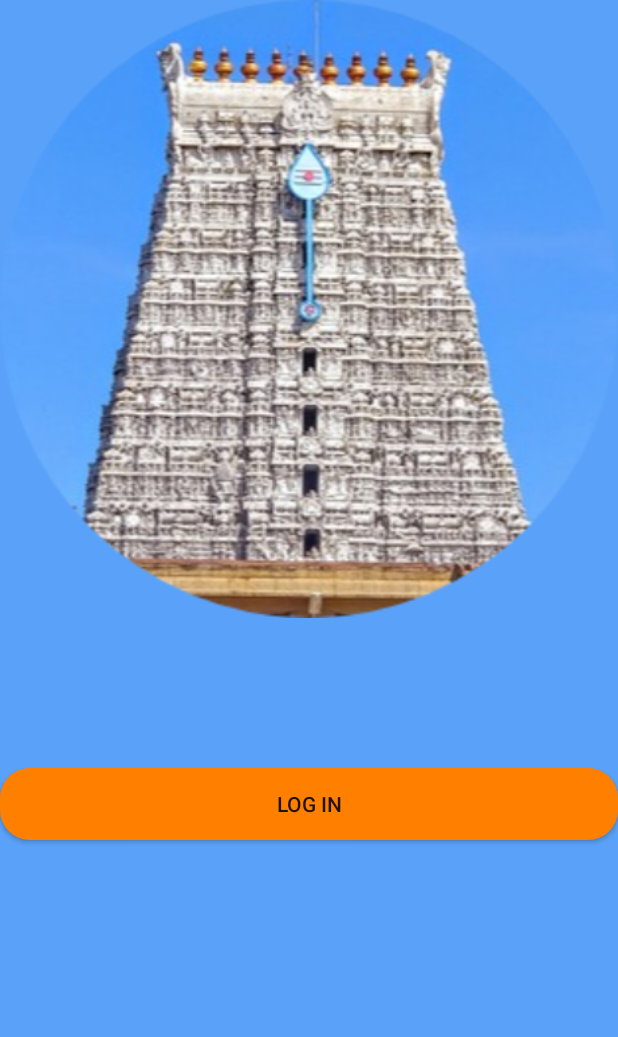
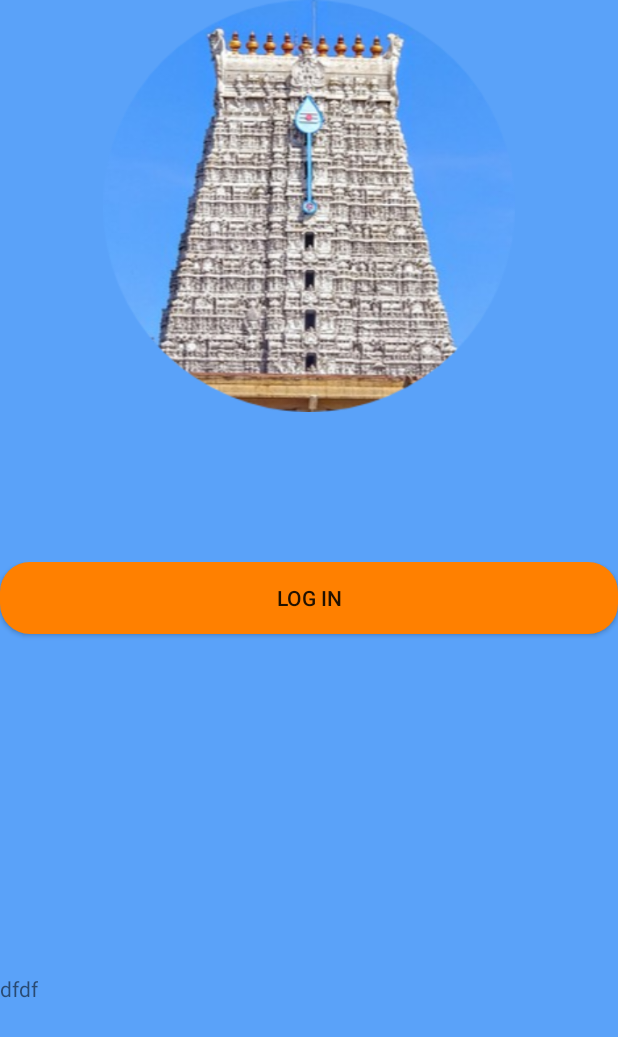
Before and after one commit to ACselvan/acselvan1, an Android app: the screen it shows after launch (MainActivity), on a phone screen of 412 x 824 dp. Shown: the top 1037 px of the screen. Run offline under Robolectric (Android 15) with nearby library versions, the phone set to English and light mode, and no system bars.

Commit message:
25/06/2020 evening

```diff
--- a/app/src/main/res/layout/activity_main.xml
+++ b/app/src/main/res/layout/activity_main.xml
@@ -50,7 +50,18 @@
                 android:layout_weight="1"
                 android:text="Log In" />
         </LinearLayout>
-
+        <LinearLayout
+            android:layout_width="match_parent"
+            android:layout_height="match_parent"
+            android:orientation="horizontal"
+            android:layout_weight="1"
+            android:layout_marginTop="100dp"
+            >
+            <TextView
+                android:layout_width="wrap_content"
+                android:layout_height="wrap_content"
+                android:text="dfdf"/>
+        </LinearLayout>
     </LinearLayout>
 
 </LinearLayout>
```
